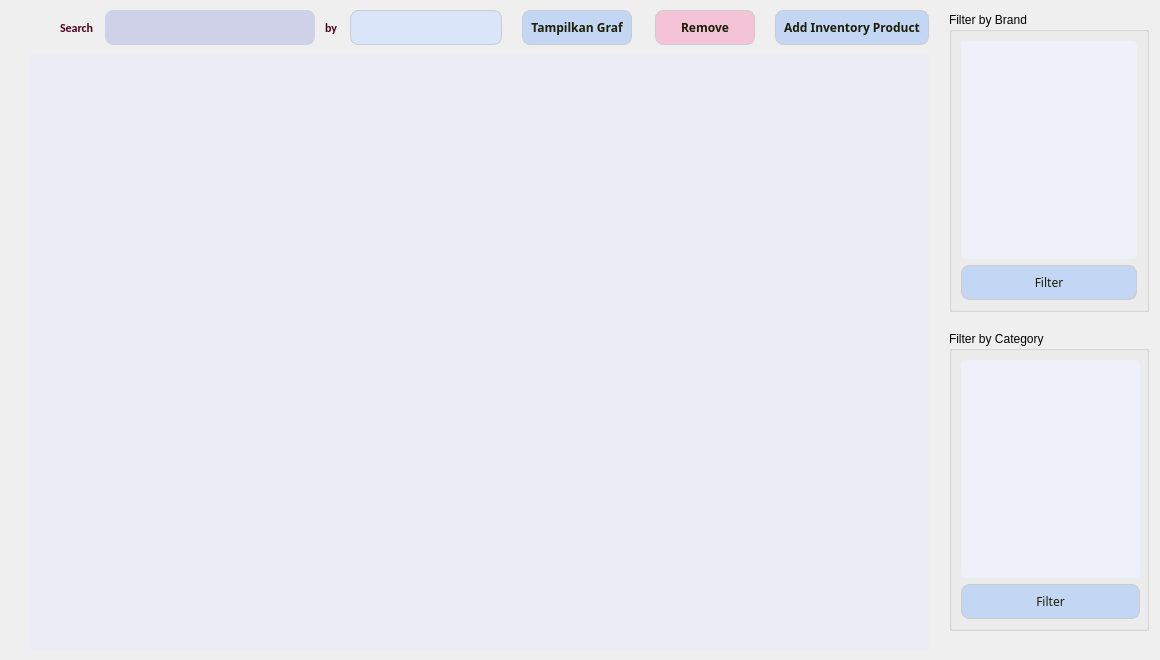
Qt form InventoryManagement/GUI/inventory_widget.ui (rjei/strukdat-manajemen-gudang) before a commit.
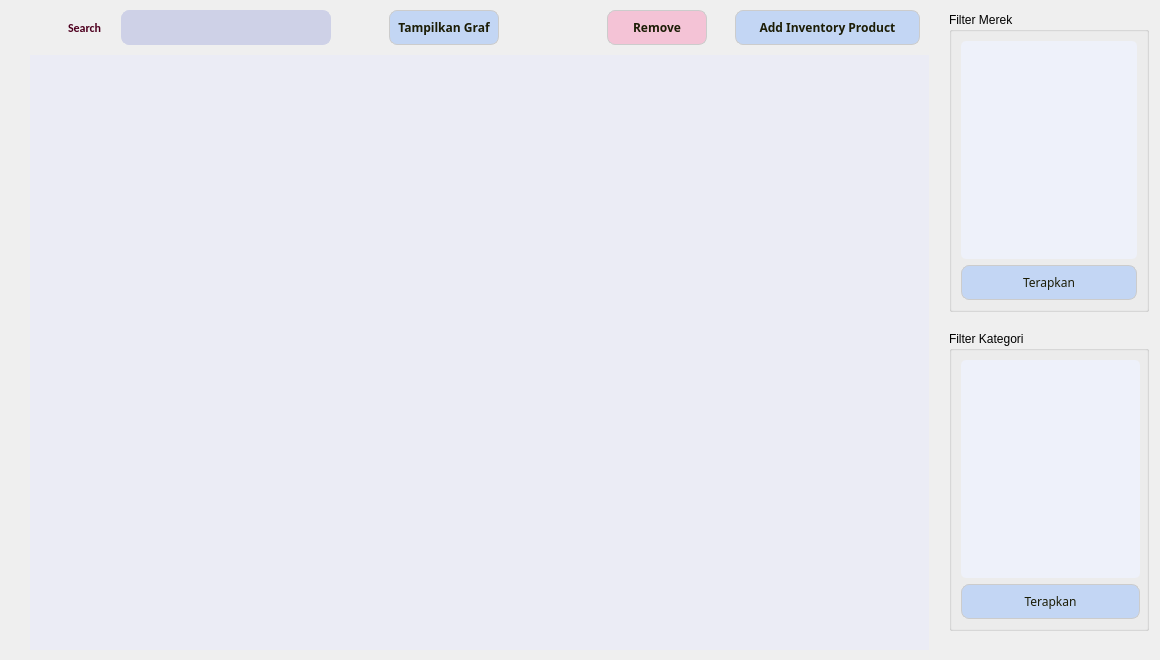
The same form after that commit. Icons and pictures are not drawn.

What changed in the file:
```diff
--- a/InventoryManagement/GUI/inventory_widget.ui
+++ b/InventoryManagement/GUI/inventory_widget.ui
@@ -206,122 +206,21 @@
           </spacer>
          </item>
          <item>
-          <widget class="QLabel" name="LB_by">
-           <property name="sizePolicy">
-            <sizepolicy hsizetype="Maximum" vsizetype="Maximum">
-             <horstretch>0</horstretch>
-             <verstretch>0</verstretch>
-            </sizepolicy>
-           </property>
-           <property name="minimumSize">
-            <size>
-             <width>15</width>
-             <height>35</height>
-            </size>
-           </property>
-           <property name="maximumSize">
-            <size>
-             <width>15</width>
-             <height>35</height>
-            </size>
-           </property>
-           <property name="styleSheet">
-            <string notr="true">font-family: Calibri;
-font-size: 12px;
-color: #4e001f;
-font-weight: bold;
-text-transform: none;</string>
-           </property>
-           <property name="text">
-            <string>by</string>
-           </property>
-          </widget>
-         </item>
-         <item>
-          <spacer name="horizontalSpacer_4">
+          <spacer name="horizontalSpacer_8">
            <property name="orientation">
             <enum>Qt::Orientation::Horizontal</enum>
            </property>
            <property name="sizeType">
-            <enum>QSizePolicy::Policy::Fixed</enum>
+            <enum>QSizePolicy::Policy::Minimum</enum>
            </property>
            <property name="sizeHint" stdset="0">
             <size>
-             <width>10</width>
-             <height>20</height>
+             <width>20</width>
+             <height>10</height>
             </size>
            </property>
           </spacer>
          </item>
-         <item>
-          <widget class="QComboBox" name="CB_searchBy">
-           <property name="minimumSize">
-            <size>
-             <width>152</width>
-             <height>35</height>
-            </size>
-           </property>
-           <property name="maximumSize">
-            <size>
-             <width>135</width>
-             <height>35</height>
-            </size>
-           </property>
-           <property name="cursor">
-            <cursorShape>PointingHandCursor</cursorShape>
-           </property>
-           <property name="styleSheet">
-            <string notr="true">QComboBox {
-    /* Background and Border */
-    background-color: #d9e5f8;
-    border: 1px solid #CCCCCC;
-    border-radius: 8px;
-    padding: 8px 10px;
-    min-width: 130px;
-}
-
-QComboBox::drop-down {
-    /* Dropdown Arrow */
-    subcontrol-origin: padding;
-    subcontrol-position: right;
-    width: 30px;
-    border-left-width: 0px;
-    border-left-color: #CCCCCC;
-    border-left-style: solid;
-    border-top-right-radius: 3px;
-    border-bottom-right-radius: 4px;
-    background: transparent;
-}
-
-QComboBox::down-arrow {
-    /* Dropdown Arrow Icon */
-    image: url(:/Images/icons/downChevronComboBox.png);
-}
-
-QComboBox QAbstractItemView {
-    /* Dropdown List */
-    background-color: #FFFFFF;
-    border: 1px solid #CCCCCC;
-    border-radius: 4px;
-    padding: 2px;
-    outline: none;
-}
-
-QComboBox QAbstractItemView::item {
-    /* List Item */
-    padding: 4px 8px;
-}
-
-QComboBox QAbstractItemView::item:hover {
-    /* Hovered Item */
-    background-color: #999fff;
-	border-radius: 8px;
-}
-
-</string>
-           </property>
-          </widget>
-         </item>
          <item>
           <spacer name="horizontalSpacer_8">
            <property name="orientation">
@@ -1082,7 +981,10 @@
           </size>
          </property>
          <property name="title">
-          <string>Filter by Brand</string>
+          <string>Filter Merek</string>
+         </property>
+         <property name="toolTip">
+          <string>Pilih merek untuk memfilter daftar produk</string>
          </property>
          <layout class="QVBoxLayout" name="verticalLayout_3">
           <item>
@@ -1123,6 +1025,18 @@
               <verstretch>0</verstretch>
              </sizepolicy>
             </property>
+           <property name="minimumSize">
+            <size>
+             <width>0</width>
+             <height>35</height>
+            </size>
+           </property>
+           <property name="maximumSize">
+            <size>
+             <width>16777215</width>
+             <height>35</height>
+            </size>
+           </property>
             <property name="cursor">
              <cursorShape>PointingHandCursor</cursorShape>
             </property>
@@ -1145,7 +1059,7 @@
 }</string>
             </property>
             <property name="text">
-             <string>Filter</string>
+             <string>Terapkan</string>
             </property>
            </widget>
           </item>
@@ -1189,7 +1103,10 @@
           </size>
          </property>
          <property name="title">
-          <string>Filter by Category</string>
+          <string>Filter Kategori</string>
+         </property>
+         <property name="toolTip">
+          <string>Pilih kategori supaya daftar lebih mudah dibaca</string>
          </property>
          <layout class="QVBoxLayout" name="verticalLayout_4">
           <property name="rightMargin">
@@ -1233,6 +1150,18 @@
               <verstretch>0</verstretch>
              </sizepolicy>
             </property>
+           <property name="minimumSize">
+            <size>
+             <width>0</width>
+             <height>35</height>
+            </size>
+           </property>
+           <property name="maximumSize">
+            <size>
+             <width>16777215</width>
+             <height>35</height>
+            </size>
+           </property>
             <property name="cursor">
              <cursorShape>PointingHandCursor</cursorShape>
             </property>
@@ -1255,7 +1184,7 @@
 }</string>
             </property>
             <property name="text">
-             <string>Filter</string>
+             <string>Terapkan</string>
             </property>
            </widget>
           </item>
```
Left out of the diff: 18 changed lines with no effect on the pictures.
